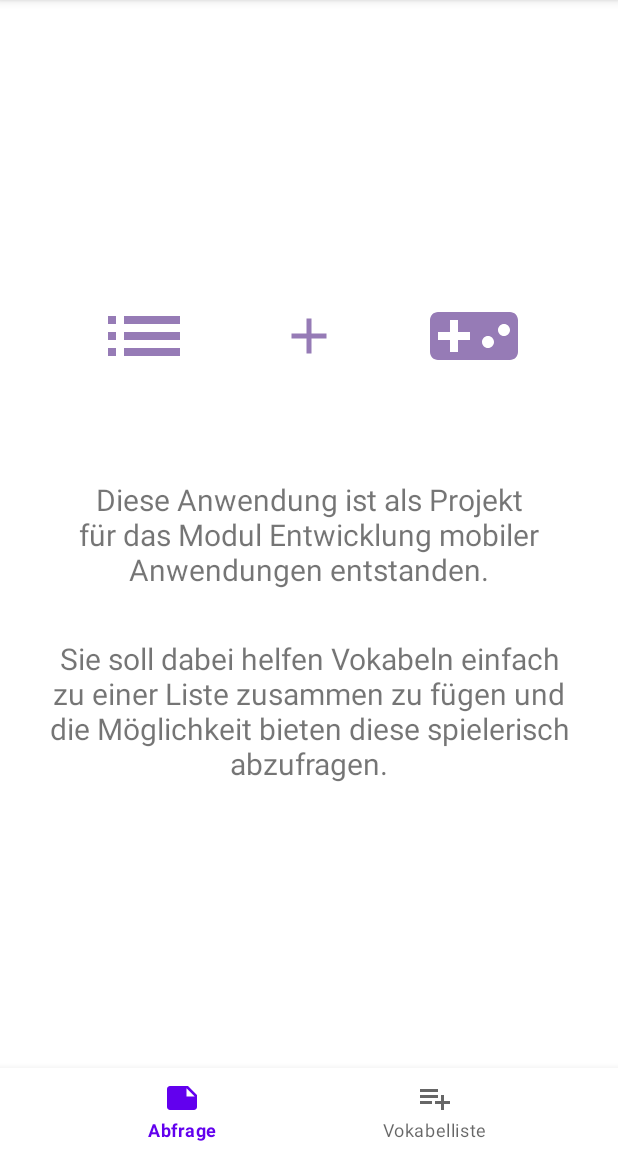
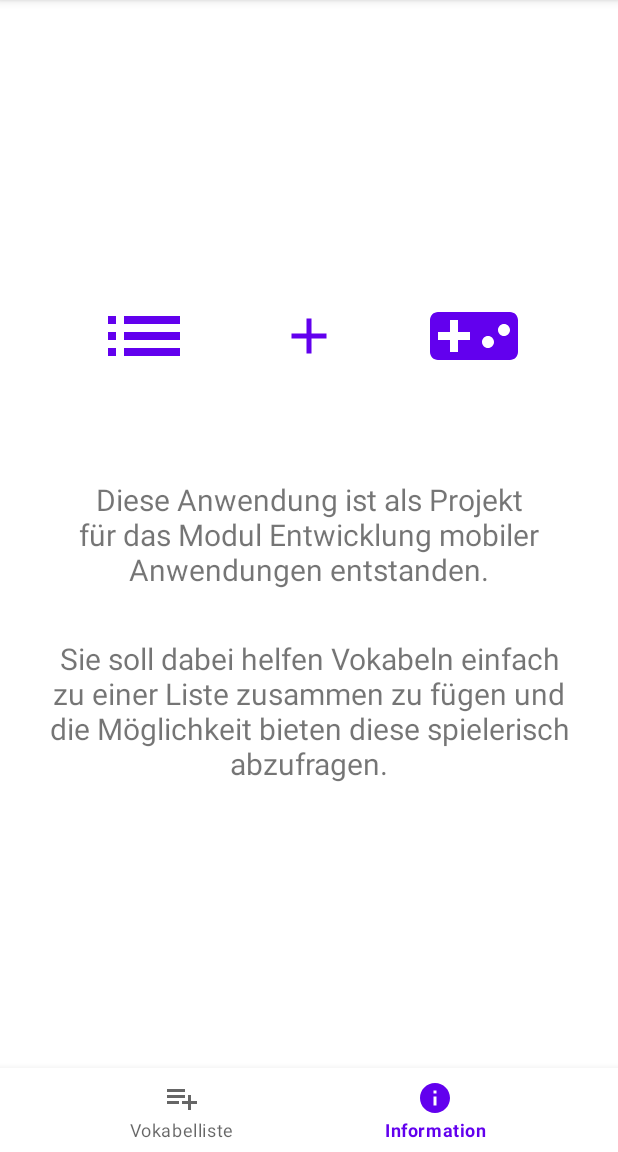
Before and after one commit to mteerie/Vocabulario, an Android app: the InfoFragment screen opened through its navigation route, on a phone screen of 412 x 824 dp, the part 84-1236 px from its top. Run offline under Robolectric (Android 15) with nearby library versions, the phone set to English and light mode, and no system bars; our stand-ins replace Room's generated code, navigation-ui.

Commit message:
remove rudimentary implementation of quiz functionality (for now), adjust action bar menu to only display delete all option on list fragment, swap start fragment with list fragment and display info fragment in bottom nav bar instead

```diff
--- a/app/src/main/java/com/inf3005/android/vocabulario/MainActivity.kt
+++ b/app/src/main/java/com/inf3005/android/vocabulario/MainActivity.kt
@@ -2,23 +2,21 @@ package com.inf3005.android.vocabulario
 
 import androidx.appcompat.app.AppCompatActivity
 import android.os.Bundle
-import android.provider.Settings.Global.getString
-import androidx.appcompat.app.ActionBar
-import androidx.fragment.app.Fragment
-import androidx.fragment.app.viewModels
 import androidx.navigation.NavController
 import androidx.navigation.Navigation
-import androidx.navigation.findNavController
 import androidx.navigation.fragment.NavHostFragment
 import androidx.navigation.ui.NavigationUI
 import androidx.navigation.ui.setupWithNavController
 import com.google.android.material.bottomnavigation.BottomNavigationView
-import com.inf3005.android.vocabulario.utilities.VocabularyApplication
-import com.inf3005.android.vocabulario.voclist.VocabularyViewModel
-import com.inf3005.android.vocabulario.voclist.VocabularyViewModelFactory
-import timber.log.Timber
+
 
 class MainActivity : AppCompatActivity() {
+
+    private lateinit var bottomNavigation: BottomNavigationView
+
+    private lateinit var navHostFragment: NavHostFragment
+
+    private lateinit var navController: NavController
 
     override fun onCreate(savedInstanceState: Bundle?) {
         super.onCreate(savedInstanceState)
@@ -27,14 +25,16 @@ class MainActivity : AppCompatActivity() {
         /**
          * Erzeuge ein Value für die BottomNavigationView im Layout-File der Main Activity.
          */
-        val bottomNavigation = findViewById<BottomNavigationView>(R.id.bottom_nav_view)
+        bottomNavigation = findViewById(R.id.bottom_nav_view)
+
+        navHostFragment = supportFragmentManager.findFragmentById(R.id.nav_host_fragment)
+                as NavHostFragment
 
         /**
-         * Instanziiere den navController über das nav_host_fragment und verknüpfe ihn mit
+         * Instanziiere den NavController über das NavHostFragment und verknüpfe ihn mit
          * bottomNavigation.
          */
-        val navHostFragment = supportFragmentManager.findFragmentById(R.id.nav_host_fragment) as NavHostFragment
-        val navController = navHostFragment.navController
-        bottomNavigation.setupWithNavController(navController)
-    }
+
+        bottomNavigation.setupWithNavController(navHostFragment.navController)
+        }
 }
--- a/app/src/main/java/com/inf3005/android/vocabulario/database/Vocabulary.kt
+++ b/app/src/main/java/com/inf3005/android/vocabulario/database/Vocabulary.kt
@@ -15,11 +15,11 @@ import androidx.room.PrimaryKey
 @Entity(tableName = "vocabulary")
 data class Vocabulary(
     @PrimaryKey(autoGenerate = true)
-    val id: Int,
+    val id: Long = 0L,
 
     @ColumnInfo(name = "german")
-    val de: String,
+    val de: String = "de",
 
     @ColumnInfo(name = "spanish")
-    val sp: String
+    val sp: String = "sp"
     )
--- a/app/src/main/java/com/inf3005/android/vocabulario/database/VocabularyDao.kt
+++ b/app/src/main/java/com/inf3005/android/vocabulario/database/VocabularyDao.kt
@@ -19,7 +19,7 @@ interface VocabularyDao {
     /**
     * Gibt die gesamte Tabelle zurück. Zur Verwendung mit RecyclerView, um alle Vokabeln anzuzeigen.
     * */
-    @Query("SELECT * FROM vocabulary ORDER BY id")
+    @Query("SELECT * FROM vocabulary ORDER BY german")
     fun getAllEntries(): Flow<List<Vocabulary>>
 
     @Query("SELECT COUNT(id) FROM vocabulary")
--- a/app/src/main/java/com/inf3005/android/vocabulario/utilities/StartFragment.kt
+++ b/app/src/main/java/com/inf3005/android/vocabulario/utilities/StartFragment.kt
@@ -6,7 +6,6 @@ import androidx.fragment.app.Fragment
 import androidx.navigation.findNavController
 import androidx.navigation.ui.NavigationUI
 import com.inf3005.android.vocabulario.R
-import timber.log.Timber
 
 /**
  * Dieses Fragment dient als Startbildschirm der Anwendung und ist zugleich
@@ -30,28 +29,16 @@ class StartFragment : Fragment() {
 
     }
 
-
-    /**
-     * Hier wird über den MenuInflater das Layout dot_menu für das Menü in der ActionBar inflated.
-     * */
     override fun onCreateOptionsMenu(menu: Menu, inflater: MenuInflater) {
         super.onCreateOptionsMenu(menu, inflater)
-        inflater.inflate(R.menu.dot_menu,menu)
+        inflater.inflate(R.menu.action_bar_menu,menu)
     }
 
-    /**
-     * Mit Hilfe der Navigation Components (NavController, Navigation Graph) kann hier
-     * problemlos ohne weitere programmatische Implementierung zum InfoFragment navigiert werden,
-     * weil die Fragment-ID im dot_menu-Layout und im Navigation Graph identisch sind.
-     * */
     override fun onOptionsItemSelected(item: MenuItem): Boolean {
         return NavigationUI.onNavDestinationSelected(item, requireView().findNavController())
                 || super.onOptionsItemSelected(item)
     }
 
-    /**
-    * Zeige im StartFragment nicht die Option an alle Einträge zu löschen.
-    */
     override fun onPrepareOptionsMenu(menu: Menu) {
         super.onPrepareOptionsMenu(menu)
         menu.findItem(R.id.option_delete_all).isVisible = false
--- a/app/src/main/java/com/inf3005/android/vocabulario/voclist/ListFragment.kt
+++ b/app/src/main/java/com/inf3005/android/vocabulario/voclist/ListFragment.kt
@@ -58,9 +58,6 @@ class ListFragment : Fragment() {
         }
 
         materialDialogBuilder = MaterialAlertDialogBuilder(requireContext())
-
-
-
 
         ItemTouchHelper(object : ItemTouchHelper.SimpleCallback(
             0,
@@ -164,7 +161,7 @@ class ListFragment : Fragment() {
 
     override fun onCreateOptionsMenu(menu: Menu, inflater: MenuInflater) {
         super.onCreateOptionsMenu(menu, inflater)
-        inflater.inflate(R.menu.dot_menu, menu)
+        inflater.inflate(R.menu.action_bar_menu, menu)
     }
 
 
--- a/app/src/main/res/layout/activity_main.xml
+++ b/app/src/main/res/layout/activity_main.xml
@@ -28,6 +28,6 @@
         app:layout_constraintEnd_toEndOf="parent"
         app:layout_constraintStart_toStartOf="parent"
         app:layout_constraintBottom_toBottomOf="@+id/nav_host_fragment"
-        app:menu="@menu/bottom_nav_view_items" />
+        app:menu="@menu/bottom_navigation_view" />
 
 </androidx.constraintlayout.widget.ConstraintLayout>
--- a/app/src/main/res/layout/fragment_info.xml
+++ b/app/src/main/res/layout/fragment_info.xml
@@ -13,7 +13,7 @@
         android:layout_height="64dp"
         android:layout_marginStart="64dp"
         android:layout_marginTop="128dp"
-        app:tint="@color/lavender"
+        app:tint="@color/design_default_color_primary"
         app:layout_constraintBottom_toTopOf="@+id/info_text_1"
         app:layout_constraintStart_toStartOf="parent"
         app:layout_constraintTop_toTopOf="parent"
@@ -26,7 +26,7 @@
         android:layout_width="40dp"
         android:layout_height="40dp"
         android:layout_marginTop="128dp"
-        app:tint="@color/lavender"
+        app:tint="@color/design_default_color_primary"
         app:layout_constraintBottom_toTopOf="@+id/info_text_1"
         app:layout_constraintEnd_toStartOf="@+id/aboutImagePlay"
         app:layout_constraintStart_toEndOf="@+id/aboutImageList"
@@ -41,7 +41,7 @@
         android:layout_height="64dp"
         android:layout_marginEnd="64dp"
         android:layout_marginTop="128dp"
-        app:tint="@color/lavender"
+        app:tint="@color/design_default_color_primary"
         app:layout_constraintBottom_toTopOf="@+id/info_text_1"
         app:layout_constraintEnd_toEndOf="parent"
         app:layout_constraintTop_toTopOf="parent"
--- a/app/src/main/res/layout/fragment_list_item.xml
+++ b/app/src/main/res/layout/fragment_list_item.xml
@@ -10,16 +10,17 @@
         android:layout_width="wrap_content"
         android:layout_height="wrap_content"
         android:text="@string/list_item_deutsch"
+        android:textSize="18sp"
         android:textAppearance="?attr/textAppearanceListItem"
         app:layout_constraintStart_toStartOf="parent"
         app:layout_constraintTop_toTopOf="parent" />
-
 
     <TextView
         android:id="@+id/item_spanisch"
         android:layout_width="wrap_content"
         android:layout_height="wrap_content"
         android:text="@string/list_item_spanisch"
+        android:textSize="18sp"
         android:textAppearance="?attr/textAppearanceListItem"
         app:layout_constraintEnd_toEndOf="parent"
         app:layout_constraintTop_toTopOf="parent" />
--- a/app/src/main/res/menu/dot_menu.xml
+++ b/app/src/main/res/menu/action_bar_menu.xml
@@ -7,10 +7,5 @@
         android:icon="@drawable/ic_delete_all"
         android:title="@string/delete_all_list_entries"
         app:showAsAction="ifRoom" />
-    <item
-        android:id="@+id/infoFragment"
-        android:icon="@drawable/ic_dot_menu_info"
-        android:title="@string/menu_info"
-        app:showAsAction="ifRoom" />
 
 </menu>
--- a/app/src/main/res/menu/bottom_nav_view_items.xml
+++ b/app/src/main/res/menu/bottom_navigation_view.xml
@@ -3,11 +3,13 @@
     <!-- item-ids entsprechen den IDs der zugehörigen Fragments, um Navigation
     per BottomNavigationView zu ermöglichen -->
     <item
-        android:id="@+id/startFragment"
-        android:icon="@drawable/ic_test_nav"
-        android:title="@string/abfrage_nav_button_text" />
-    <item
         android:id="@+id/listFragment"
         android:icon="@drawable/ic_vocabulary_list_nav"
         android:title="@string/vocabulary_list_nav_button_text" />
+
+    <item
+        android:id="@+id/infoFragment"
+        android:icon="@drawable/ic_information"
+        android:title="@string/menu_info" />
+
 </menu>
--- a/app/src/main/res/navigation/nav_graph_main.xml
+++ b/app/src/main/res/navigation/nav_graph_main.xml
@@ -3,7 +3,7 @@
     xmlns:app="http://schemas.android.com/apk/res-auto"
     xmlns:tools="http://schemas.android.com/tools"
     android:id="@+id/nav_graph_main"
-    app:startDestination="@id/startFragment">
+    app:startDestination="@id/listFragment">
 
     <fragment
         android:id="@+id/startFragment"
```
Also changed, not shown: app/src/main/res/drawable/ic_information.xml (renamed from app/src/main/res/drawable/ic_dot_menu_info.xml).
